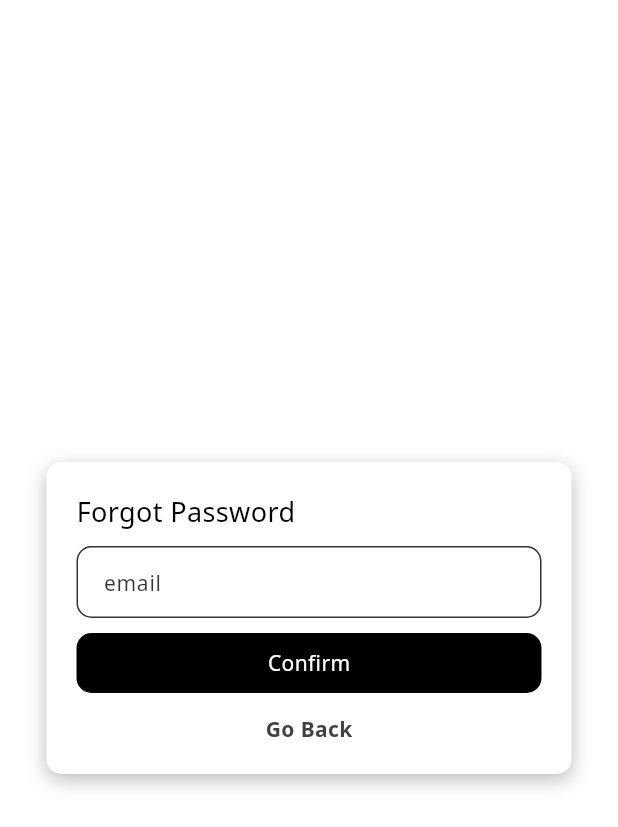
After one commit to univrse-io/progrid, a Flutter app: the screen it shows after launch, after a tap on "Forgot Password?", on a phone screen of 412 x 824 dp. The commit adds this screen. Shown: the top 827 px of the screen. Run offline on Flutter 3.47's test engine with Material 3 defaults, Android fonts, the phone set to English and light mode, and no system bars; our stand-ins replace cloud_firestore, firebase_auth, firebase_core, google_fonts; accounts and stored records are empty.

Commit message:
implement forgot password system

```diff
--- /dev/null
+++ b/lib/pages/forgot_password_page.dart
@@ -0,0 +1,107 @@
+import 'package:firebase_auth/firebase_auth.dart';
+import 'package:flutter/material.dart';
+import 'package:progrid/components/alert.dart';
+import 'package:progrid/components/my_button.dart';
+import 'package:progrid/components/my_textfield.dart';
+
+class ForgotPasswordPage extends StatefulWidget {
+  const ForgotPasswordPage({super.key});
+
+  @override
+  State<ForgotPasswordPage> createState() => _ForgotPasswordPageState();
+}
+
+class _ForgotPasswordPageState extends State<ForgotPasswordPage> {
+  final TextEditingController _emailController = TextEditingController();
+
+  // forgot password
+  Future<void> forgotPassword() async {
+    String email = _emailController.text.trim();
+
+    if (email.isEmpty) {
+      displayMessage("Please Enter an Email Address", context);
+      return;
+    }
+
+    try {
+      await FirebaseAuth.instance.sendPasswordResetEmail(email: email);
+
+      if (mounted) {
+        Navigator.pop(context);
+        displayMessage("Password reset email sent. Check your inbox", context);
+      }
+    } on FirebaseAuthException catch (e) {
+      if (mounted) displayMessage(e.message!, context);
+    }
+  }
+
+  @override
+  Widget build(BuildContext context) {
+    return Scaffold(
+      backgroundColor: Theme.of(context).colorScheme.surface,
+      body: SafeArea(
+        child: Center(
+          child: Container(
+            width: 350,
+            padding: const EdgeInsets.all(20),
+            decoration: BoxDecoration(
+              color: Theme.of(context).colorScheme.surface,
+              borderRadius: BorderRadius.circular(10),
+              boxShadow: const [
+                BoxShadow(
+                  color: Colors.black26,
+                  offset: Offset(0, 4),
+                  blurRadius: 10,
+                ),
+              ],
+            ),
+            child: Column(
+              crossAxisAlignment: CrossAxisAlignment.stretch,
+              mainAxisSize: MainAxisSize.min,
+              children: [
+                // forgot password text
+                const Text(
+                  'Forgot Password',
+                  style: TextStyle(fontSize: 18),
+                ),
+                const SizedBox(height: 10),
+
+                // email field
+                MyTextField(
+                  hintText: 'email',
+                  obscureText: false,
+                  controller: _emailController,
+                ),
+                const SizedBox(height: 10),
+
+                // confirm button
+                MyButton(
+                  onTap: forgotPassword,
+                  text: 'Confirm',
+                  height: 40,
+                ),
+                const SizedBox(height: 14),
+
+                // back link
+                Center(
+                  child: GestureDetector(
+                    onTap: () {
+                      Navigator.pop(context);
+                    }, // go back to login
+                    child: Text(
+                      "Go Back",
+                      style: TextStyle(
+                        fontWeight: FontWeight.bold,
+                        color: Theme.of(context).colorScheme.primary,
+                      ),
+                    ),
+                  ),
+                ),
+              ],
+            ),
+          ),
+        ),
+      ),
+    );
+  }
+}
--- a/lib/pages/login_page.dart
+++ b/lib/pages/login_page.dart
@@ -5,6 +5,7 @@ import 'package:progrid/components/alert.dart';
 import 'package:progrid/components/my_button.dart';
 import 'package:progrid/components/my_loader.dart';
 import 'package:progrid/components/my_textfield.dart';
+import 'package:progrid/pages/forgot_password_page.dart';
 
 class LoginPage extends StatefulWidget {
   // toggle to register page
@@ -82,7 +83,7 @@ class _LoginPageState extends State<LoginPage> {
                 ),
                 const SizedBox(height: 10),
 
-                // username textfield
+                // email textfield
                 MyTextField(
                   hintText: 'email',
                   obscureText: false,
@@ -104,7 +105,7 @@ class _LoginPageState extends State<LoginPage> {
                   text: 'Log In',
                   height: 40,
                 ),
-                const SizedBox(height: 14),
+                const SizedBox(height: 18),
 
                 // link to register page
                 Row(
@@ -113,6 +114,7 @@ class _LoginPageState extends State<LoginPage> {
                     Text(
                       "Not a member? ",
                       style: TextStyle(
+                        fontSize: 14,
                         color: Theme.of(context).colorScheme.primary,
                       ),
                     ),
@@ -121,12 +123,34 @@ class _LoginPageState extends State<LoginPage> {
                       child: Text(
                         "Register Now",
                         style: TextStyle(
+                          fontSize: 14,
                           fontWeight: FontWeight.bold,
                           color: Theme.of(context).colorScheme.primary,
                         ),
                       ),
                     )
                   ],
+                ),
+                const SizedBox(height: 7),
+
+                // forgot password?
+                Center(
+                  child: GestureDetector(
+                    onTap: () {
+                      Navigator.push(
+                        context,
+                        MaterialPageRoute(builder: (context) => const ForgotPasswordPage()),
+                      );
+                    },
+                    child: Text(
+                      "Forgot Password?",
+                      style: TextStyle(
+                        fontSize: 13,
+                        fontWeight: FontWeight.bold,
+                        color: Theme.of(context).colorScheme.primary,
+                      ),
+                    ),
+                  ),
                 )
               ],
             ),
--- a/lib/services/auth.dart
+++ b/lib/services/auth.dart
@@ -2,6 +2,7 @@ import 'package:firebase_auth/firebase_auth.dart';
 import 'package:flutter/material.dart';
 
 import 'package:progrid/components/my_loader.dart';
+import 'package:progrid/pages/admin/home_page.dart';
 import 'package:progrid/pages/engineer/home_page.dart';
 import 'package:progrid/pages/login_page.dart';
 import 'package:progrid/pages/register_page.dart';
@@ -73,11 +74,14 @@ class _AuthPageState extends State<AuthPage> {
                   );
                 }
 
+                // switch for different UI flows/user type
                 switch (UserInformation().userType) {
                   case 'engineer':
                     return const EngineerHomePage();
                   case 'sapura':
                     return const SapuraHomePage();
+                  case 'admin':
+                    return const AdminHomePage();
                   default:
                     throw Exception("Could not Determine User Type");
                 }
```
Also changed, not shown: lib/pages/admin/home_page.dart (added, +42 -0 lines).
